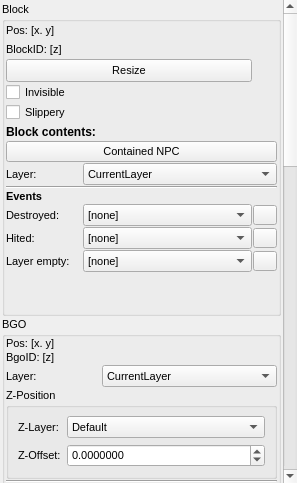
Qt form Editor/main_window/dock/lvl_item_properties.ui (WohlSoft/Moondust-Project) before a commit.
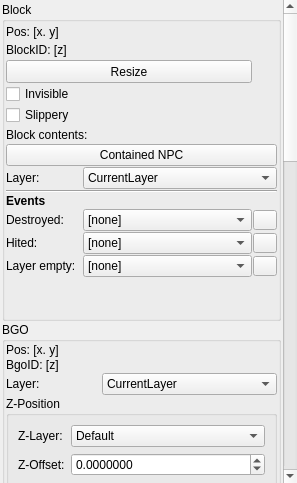
The same form after that commit. Icons and pictures are not drawn.

Commit message:
Than scaring fonts!
Here was a work to fix wrong font view on Mac OS X

What changed in the file:
```diff
--- a/Editor/main_window/dock/lvl_item_properties.ui
+++ b/Editor/main_window/dock/lvl_item_properties.ui
@@ -16,11 +16,6 @@
     <height>483</height>
    </size>
   </property>
-  <property name="font">
-   <font>
-    <pointsize>8</pointsize>
-   </font>
-  </property>
   <property name="focusPolicy">
    <enum>Qt::NoFocus</enum>
   </property>
@@ -66,8 +61,8 @@
         <rect>
          <x>0</x>
          <y>0</y>
-         <width>283</width>
-         <height>1619</height>
+         <width>282</width>
+         <height>1549</height>
         </rect>
        </property>
        <layout class="QVBoxLayout" name="verticalLayout">
@@ -191,14 +186,6 @@
                <height>17</height>
               </size>
              </property>
-             <property name="font">
-              <font>
-               <family>Liberation Sans</family>
-               <pointsize>9</pointsize>
-               <weight>75</weight>
-               <bold>true</bold>
-              </font>
-             </property>
              <property name="text">
               <string>Block contents:</string>
              </property>
```
Left out of the diff: 20 changed lines with no effect on the pictures. The commit also changes 10 other files.
